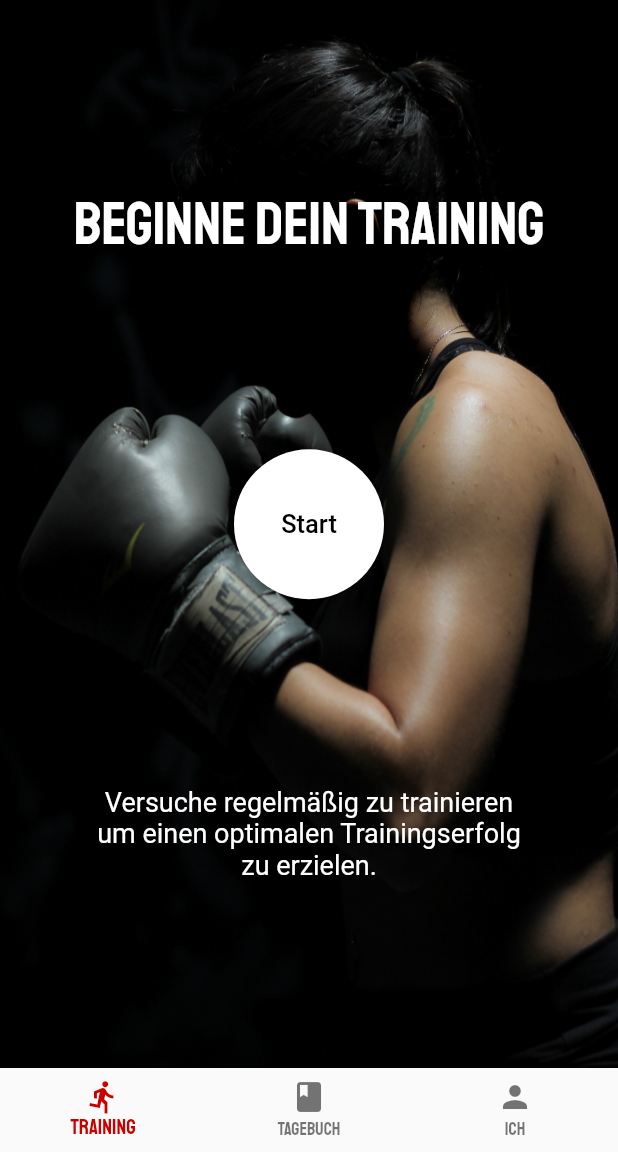
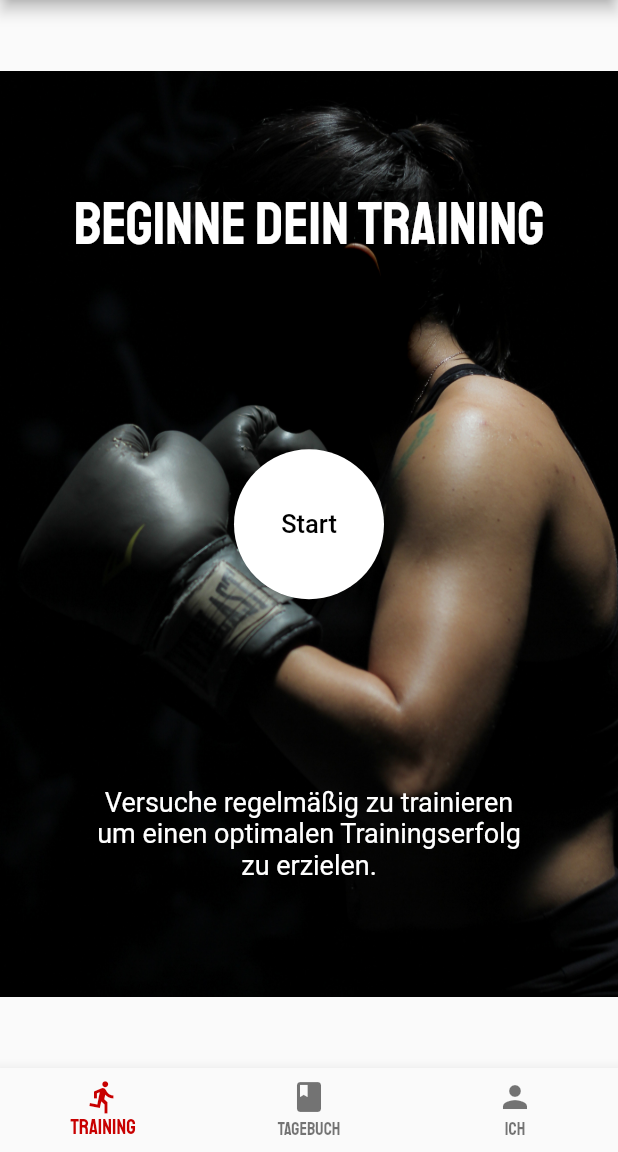
Before and after one commit to tabearunzheimer/boxing_app, a Flutter app: the screen it shows after launch, on a phone screen of 412 x 824 dp, the part 84-1236 px from its top. Run offline on Flutter 3.47's test engine with Material 2 defaults, Android fonts, the phone set to English and light mode, and no system bars; our stand-ins replace shared_preferences.

Commit message:
Fix Background-Image for Home-Screen

```diff
--- a/lib/screens/home_screen.dart
+++ b/lib/screens/home_screen.dart
@@ -1,6 +1,5 @@
 import 'package:flutter/material.dart';
 import 'package:uebung02/screens/reusable_widgets.dart';
-
 
 class HomeScreen extends StatefulWidget {
   @override
@@ -16,20 +15,16 @@ class _HomeScreenState extends State<HomeScreen> {
     _reusableWidgets = new ReusableWidgets(context, selectedIndex);
     return Scaffold(
       appBar: _reusableWidgets.getAppBar(),
-      body:
-      Stack(
+      body: Stack(
         children: <Widget>[
-          Center(
-            heightFactor: MediaQuery
-                .of(context)
-                .size
-                .height,
-            widthFactor: MediaQuery
-                .of(context)
-                .size
-                .width,
+          Container(
+            width: MediaQuery.of(context).size.width,
+            height: MediaQuery.of(context).size.height,
             child: new Image.asset(
-              'assets/img/female_boxer.jpg', fit: BoxFit.fill, height: 900.0,),
+              'assets/img/female_boxer.jpg',
+              fit: BoxFit.fitWidth,
+              height: 900.0,
+            ),
           ),
           Container(
             alignment: Alignment.center,
@@ -50,16 +45,22 @@ class _HomeScreenState extends State<HomeScreen> {
                     child: RawMaterialButton(
                       shape: CircleBorder(),
                       fillColor: Color.fromRGBO(255, 255, 255, 1),
-                      child: Text("Start", style: Theme.of(context).textTheme.body2,),
+                      child: Text(
+                        "Start",
+                        style: Theme.of(context).textTheme.body2,
+                      ),
                       onPressed: startChooseWorkout,
                     ),
                   ),
                   Container(
                     padding: EdgeInsets.fromLTRB(55, 0, 55, 0),
-                    child: Text("Versuche regelmäßig zu trainieren um einen optimalen Trainingserfolg zu erzielen.", style: Theme.of(context).textTheme.display1, textAlign: TextAlign.center,),
+                    child: Text(
+                      "Versuche regelmäßig zu trainieren um einen optimalen Trainingserfolg zu erzielen.",
+                      style: Theme.of(context).textTheme.display1,
+                      textAlign: TextAlign.center,
+                    ),
                   ),
-                ]
-            ),
+                ]),
           ),
         ],
       ),
@@ -67,8 +68,6 @@ class _HomeScreenState extends State<HomeScreen> {
     );
   }
 
-
-
   void startChooseWorkout() {
     print("Change to Choose-Workout-Style-Screen");
     Navigator.pushNamed(context, '/chooseWorkoutStyle');
```
